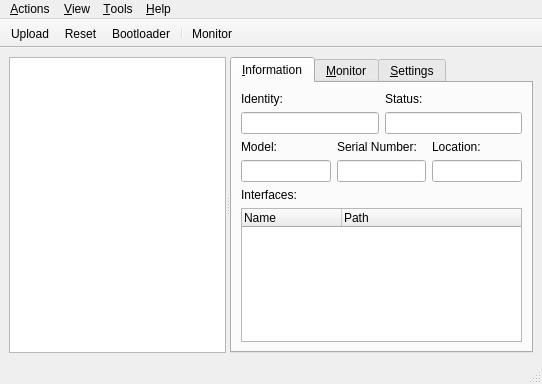
This is src/tyqt/main_window.ui in Koromix/tytools as Qt 5 draws it before an edit. The edited form follows.
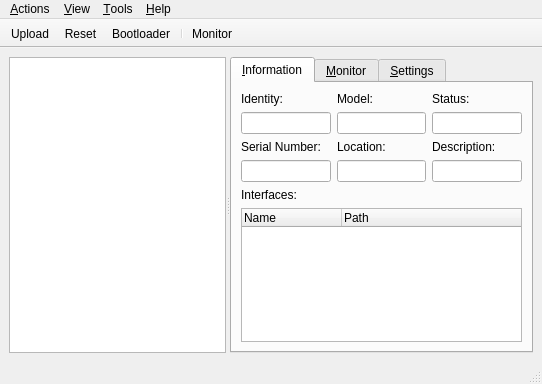
This is the edited form. Icons and pictures are not drawn. Custom widgets are drawn as their Qt base class.

Commit message: Add description field to board, copied from USB product string

The edit to the form file:
```diff
--- a/src/tyqt/main_window.ui
+++ b/src/tyqt/main_window.ui
@@ -67,20 +67,13 @@
         <layout class="QVBoxLayout" name="verticalLayout_4">
          <item>
           <layout class="QGridLayout" name="gridLayout">
-           <item row="1" column="1">
-            <widget class="QLineEdit" name="statusText">
+           <item row="1" column="0">
+            <widget class="QLineEdit" name="idText">
              <property name="readOnly">
               <bool>true</bool>
              </property>
             </widget>
            </item>
-           <item row="0" column="1">
-            <widget class="QLabel" name="label_2">
-             <property name="text">
-              <string>Status:</string>
-             </property>
-            </widget>
-           </item>
            <item row="0" column="0">
             <widget class="QLabel" name="label_7">
              <property name="text">
@@ -88,31 +81,38 @@
              </property>
             </widget>
            </item>
-           <item row="1" column="0">
-            <widget class="QLineEdit" name="idText">
+           <item row="0" column="2">
+            <widget class="QLabel" name="label_2">
+             <property name="text">
+              <string>Status:</string>
+             </property>
+            </widget>
+           </item>
+           <item row="1" column="2">
+            <widget class="QLineEdit" name="statusText">
              <property name="readOnly">
               <bool>true</bool>
              </property>
             </widget>
            </item>
+           <item row="1" column="1">
+            <widget class="QLineEdit" name="modelText">
+             <property name="readOnly">
+              <bool>true</bool>
+             </property>
+            </widget>
+           </item>
+           <item row="0" column="1">
+            <widget class="QLabel" name="label_4">
+             <property name="text">
+              <string>Model:</string>
+             </property>
+            </widget>
+           </item>
           </layout>
          </item>
          <item>
           <layout class="QGridLayout" name="gridLayout_2">
-           <item row="0" column="1">
-            <widget class="QLabel" name="label_5">
-             <property name="text">
-              <string>Serial Number:</string>
-             </property>
-            </widget>
-           </item>
-           <item row="1" column="1">
-            <widget class="QLineEdit" name="serialText">
-             <property name="readOnly">
-              <bool>true</bool>
-             </property>
-            </widget>
-           </item>
            <item row="1" column="2">
             <widget class="QLineEdit" name="locationText">
              <property name="readOnly">
@@ -127,17 +127,31 @@
              </property>
             </widget>
            </item>
-           <item row="1" column="0">
-            <widget class="QLineEdit" name="modelText">
+           <item row="0" column="1">
+            <widget class="QLabel" name="label_5">
+             <property name="text">
+              <string>Serial Number:</string>
+             </property>
+            </widget>
+           </item>
+           <item row="1" column="1">
+            <widget class="QLineEdit" name="serialText">
              <property name="readOnly">
               <bool>true</bool>
              </property>
             </widget>
            </item>
-           <item row="0" column="0">
-            <widget class="QLabel" name="label_4">
+           <item row="1" column="3">
+            <widget class="QLineEdit" name="descriptionText">
+             <property name="readOnly">
+              <bool>true</bool>
+             </property>
+            </widget>
+           </item>
+           <item row="0" column="3">
+            <widget class="QLabel" name="label_10">
              <property name="text">
-              <string>Model:</string>
+              <string>Description:</string>
              </property>
             </widget>
            </item>
```
Left out of the diff: 3 changed lines with no effect on the pictures. The commit also changes 8 other files.
